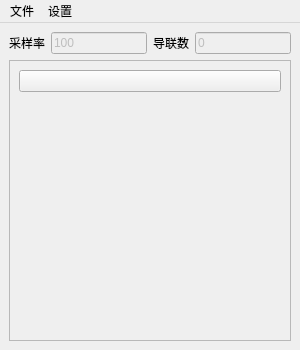
lfsty/SignalGenerator, file SignalGenerator/Dlg/signalgenerator.ui: the form before one commit.
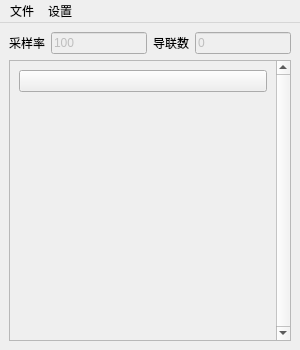
The form after the commit. Icons and pictures are not drawn.

```diff
--- a/SignalGenerator/Dlg/signalgenerator.ui
+++ b/SignalGenerator/Dlg/signalgenerator.ui
@@ -69,6 +69,9 @@
      <layout class="QVBoxLayout" name="verticalLayout_4">
       <item>
        <widget class="QScrollArea" name="scrollArea">
+        <property name="verticalScrollBarPolicy">
+         <enum>Qt::ScrollBarAlwaysOn</enum>
+        </property>
         <property name="widgetResizable">
          <bool>true</bool>
         </property>
@@ -77,7 +80,7 @@
           <rect>
            <x>0</x>
            <y>0</y>
-           <width>284</width>
+           <width>274</width>
            <height>289</height>
           </rect>
          </property>
```
